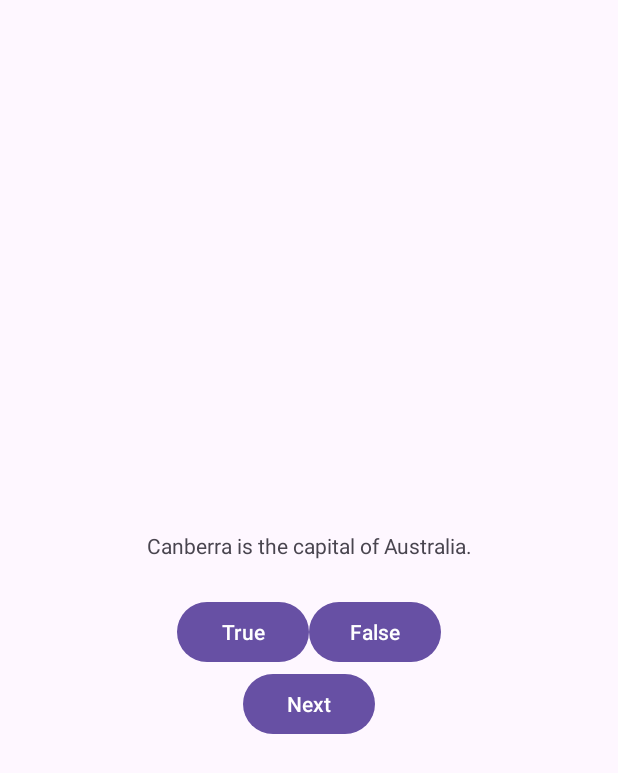
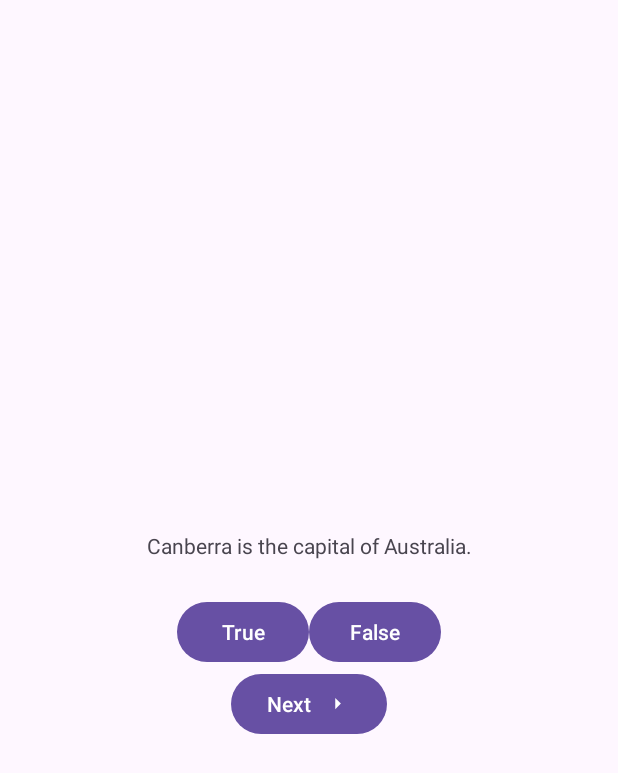
Before and after one commit to B590-goshan/Lab1, an Android app: the layout activity_main.xml on its own in the app's theme, with its tools: preview values and no code run, on a phone screen of 412 x 824 dp. Shown: the top 773 px of the screen. Run offline under Robolectric (Android 15) with nearby library versions, the phone set to English and light mode, and no system bars.

Commit message:
lab2 completed

```diff
--- /dev/null
+++ b/app/src/main/res/drawable/arrow_right.xml
@@ -0,0 +1,5 @@
+<vector xmlns:android="http://schemas.android.com/apk/res/android" android:autoMirrored="true" android:height="24dp" android:tint="#000000" android:viewportHeight="24" android:viewportWidth="24" android:width="24dp">
+
+    <path android:fillColor="@android:color/white" android:pathData="M10,17l5,-5 -5,-5v10z"/>
+
+</vector>
--- a/app/src/main/res/layout/activity_main.xml
+++ b/app/src/main/res/layout/activity_main.xml
@@ -1,5 +1,6 @@
 <LinearLayout xmlns:android="http://schemas.android.com/apk/res/android"
     xmlns:tools="http://schemas.android.com/tools"
+    xmlns:app="http://schemas.android.com/apk/res-auto"
     android:layout_width="match_parent"
     android:layout_height="match_parent"
     android:gravity="center"
@@ -34,6 +35,8 @@
         android:id="@+id/next_button"
         android:layout_width="wrap_content"
         android:layout_height="wrap_content"
-        android:text="@string/next_button" />
+        android:text="@string/next_button"
+        app:icon="@drawable/arrow_right"
+        app:iconGravity="end" />
 
 </LinearLayout>
```
